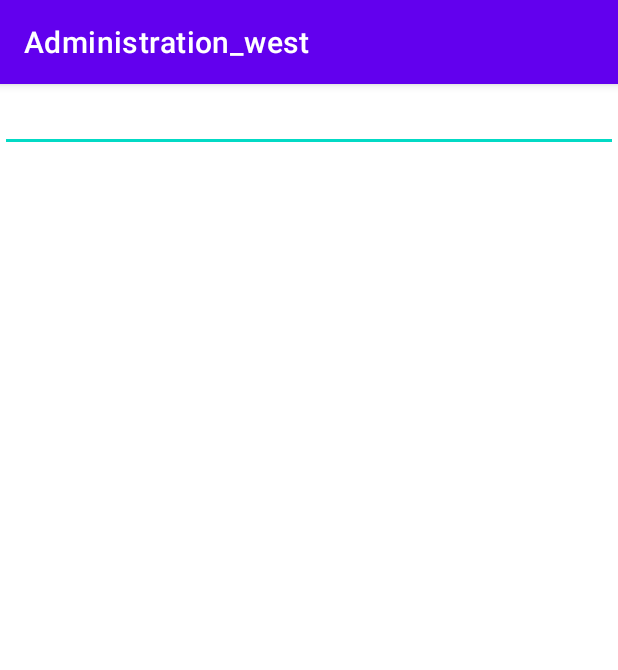
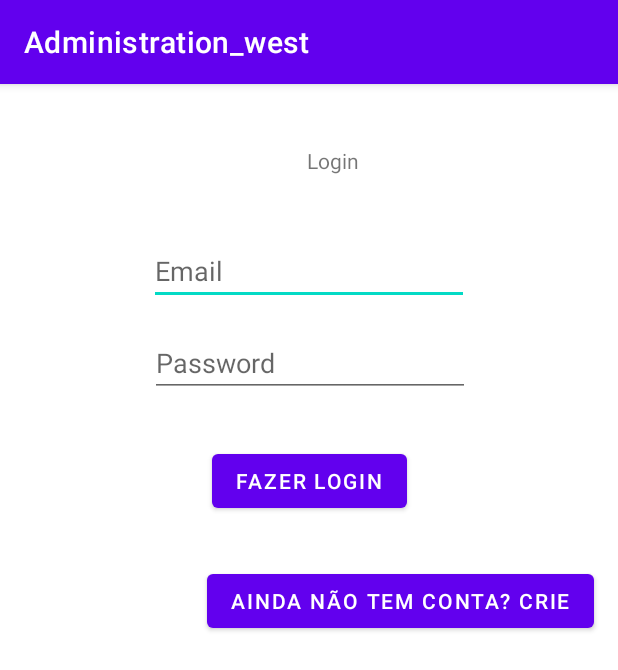
Before and after one commit to Tjay98/administration_west, an Android app: the screen it shows after launch (MainActivity before the commit, LoginActivity after it), on a phone screen of 412 x 824 dp. Shown: the top 670 px of the screen. Run offline under Robolectric (Android 15) with nearby library versions, the phone set to English and light mode, and no system bars.

Commit message:
login registo android, pequenas mudanças
android login e registo com validações
pequenas alterações do design

```diff
--- a/android/app/src/main/AndroidManifest.xml
+++ b/android/app/src/main/AndroidManifest.xml
@@ -9,7 +9,8 @@
         android:roundIcon="@mipmap/ic_launcher_round"
         android:supportsRtl="true"
         android:theme="@style/Theme.Administration_west">
-        <activity android:name=".MainActivity">
+        <activity android:name=".RegisterActivity"></activity>
+        <activity android:name=".LoginActivity">
             <intent-filter>
                 <action android:name="android.intent.action.MAIN" />
 
--- /dev/null
+++ b/android/app/src/main/java/com/example/administration_west/LoginActivity.java
@@ -0,0 +1,74 @@
+package com.example.administration_west;
+
+import android.content.Intent;
+import android.os.Bundle;
+import android.view.View;
+import android.widget.Button;
+import android.widget.EditText;
+
+import androidx.appcompat.app.AppCompatActivity;
+
+public class LoginActivity extends AppCompatActivity {
+
+    Button SignUp, DoLogin;
+    EditText etEmail, etPassword;
+
+    @Override
+    protected void onCreate(Bundle savedInstanceState) {
+        super.onCreate(savedInstanceState);
+        setContentView(R.layout.activity_login);
+
+
+        //procurar nas vistas os id para fazer o login
+        //EditText
+        etEmail=findViewById(R.id.eTEmailLogin);
+        etPassword=findViewById(R.id.eTPasswordLogin);
+        //Button
+        SignUp=findViewById(R.id.buttonDoRegistLogin);
+        DoLogin=findViewById(R.id.buttonLogin);
+
+        //clicar no botao para ligar vista do Registo no Login
+        SignUp.setOnClickListener(new View.OnClickListener(){
+            @Override
+            public void onClick(View view){
+                Intent intent= new Intent(LoginActivity.this,RegisterActivity.class);
+                startActivity(intent);
+            }
+        });
+    }
+
+    // validação de dados Email
+    public Boolean validateEmail(){
+        String email = etEmail.getText().toString();
+        if(email.isEmpty()) {
+            etEmail.setError("Email não pode estar vazio");
+            return false;
+        } else if(email.length()<6 ||email.length()>255) {
+            etEmail.setError("O email não tem o tamanho permitido");
+            return false;
+        } else {
+            etEmail.setError(null);
+            return true;
+        }
+    }
+
+    // validação de dados Password
+    public Boolean validadePassword(){
+        String password = etPassword.getText().toString();
+        if(password.isEmpty()) {
+            etEmail.setError("Password não pode estar vazio");
+            return false;
+        } else if(password.length()<6 ||password.length()>255) {
+            etEmail.setError("A pasword não tem o tamanho permitido");
+            return false;
+        } else {
+            etEmail.setError(null);
+            return true;
+        }
+    }
+
+
+
+
+
+}
--- /dev/null
+++ b/android/app/src/main/res/layout/activity_login.xml
@@ -0,0 +1,73 @@
+<?xml version="1.0" encoding="utf-8"?>
+<androidx.constraintlayout.widget.ConstraintLayout
+    xmlns:android="http://schemas.android.com/apk/res/android"
+    xmlns:app="http://schemas.android.com/apk/res-auto"
+    xmlns:tools="http://schemas.android.com/tools"
+    android:layout_width="match_parent"
+    android:layout_height="match_parent">
+
+    <ImageView
+        android:id="@+id/imageViewLogin"
+        android:layout_width="wrap_content"
+        android:layout_height="wrap_content"
+        android:layout_marginStart="32dp"
+        android:layout_marginTop="32dp"
+        app:layout_constraintStart_toStartOf="parent"
+        app:layout_constraintTop_toTopOf="parent"
+        tools:srcCompat="@tools:sample/avatars" />
+
+    <Button
+        android:id="@+id/buttonLogin"
+        android:layout_width="wrap_content"
+        android:layout_height="wrap_content"
+        android:layout_marginTop="32dp"
+        android:text="@string/login_2"
+        app:layout_constraintEnd_toEndOf="parent"
+        app:layout_constraintStart_toStartOf="parent"
+        app:layout_constraintTop_toBottomOf="@+id/eTPasswordLogin" />
+
+    <EditText
+        android:id="@+id/eTEmailLogin"
+        android:layout_width="wrap_content"
+        android:layout_height="wrap_content"
+        android:layout_marginTop="70dp"
+        android:ems="10"
+        android:hint="@string/email"
+        android:inputType="textEmailAddress"
+        app:layout_constraintEnd_toEndOf="parent"
+        app:layout_constraintStart_toStartOf="parent"
+        app:layout_constraintTop_toBottomOf="@+id/imageViewLogin" />
+
+    <EditText
+        android:id="@+id/eTPasswordLogin"
+        android:layout_width="wrap_content"
+        android:layout_height="wrap_content"
+        android:layout_marginTop="16dp"
+        android:ems="10"
+        android:hint="@string/passsword"
+        android:inputType="textPassword"
+        app:layout_constraintEnd_toEndOf="parent"
+        app:layout_constraintHorizontal_bias="0.502"
+        app:layout_constraintStart_toStartOf="parent"
+        app:layout_constraintTop_toBottomOf="@+id/eTEmailLogin" />
+
+    <Button
+        android:id="@+id/buttonDoRegistLogin"
+        android:layout_width="wrap_content"
+        android:layout_height="wrap_content"
+        android:layout_marginTop="32dp"
+        android:layout_marginEnd="16dp"
+        android:text="@string/registo"
+        app:layout_constraintEnd_toEndOf="parent"
+        app:layout_constraintTop_toBottomOf="@+id/buttonLogin" />
+
+    <TextView
+        android:id="@+id/textViewLogin"
+        android:layout_width="wrap_content"
+        android:layout_height="wrap_content"
+        android:text="@string/login"
+        app:layout_constraintBottom_toTopOf="@+id/eTEmailLogin"
+        app:layout_constraintEnd_toEndOf="parent"
+        app:layout_constraintStart_toEndOf="@+id/imageViewLogin"
+        app:layout_constraintTop_toTopOf="parent" />
+</androidx.constraintlayout.widget.ConstraintLayout>
--- a/android/app/src/main/res/values/strings.xml
+++ b/android/app/src/main/res/values/strings.xml
@@ -1,3 +1,19 @@
 <resources>
     <string name="app_name">Administration_west</string>
+    <string name="nome">Nome</string>
+    <string name="nif">NIF</string>
+    <string name="data">Data de nascimento</string>
+    <string name="email">Email</string>
+    <string name="passsword">Password</string>
+    <string name="passsword_2">Repetir a password</string>
+    <string name="login">Login</string>
+
+    <string name="login_2">Fazer Login</string>
+    <string name="registo">Ainda não tem conta? Crie</string>
+
+    <string name="registo_2">Criar conta</string>
+    <string name="registo_3">Já tem conta? Faça login</string>
+
+
+
 </resources>
```
Also changed, not shown: android/app/src/main/java/com/example/administration_west/RegisterActivity.java (added, +138 -0 lines), android/app/src/main/res/layout/activity_register.xml (added, +119 -0 lines), 2 other files.
